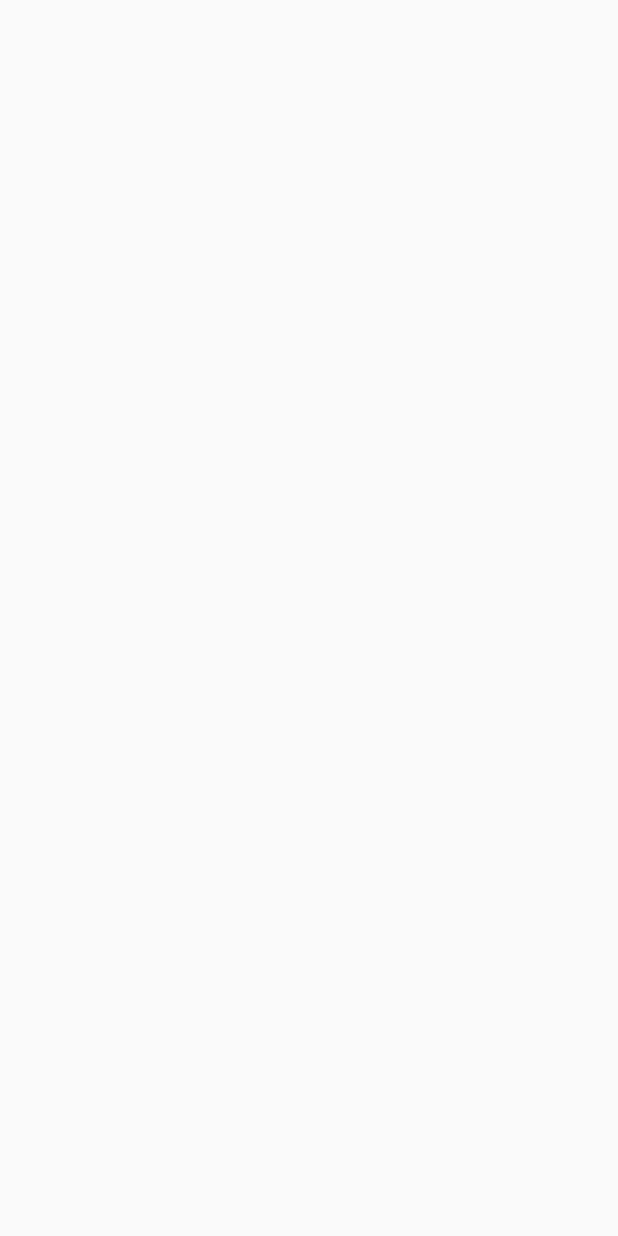
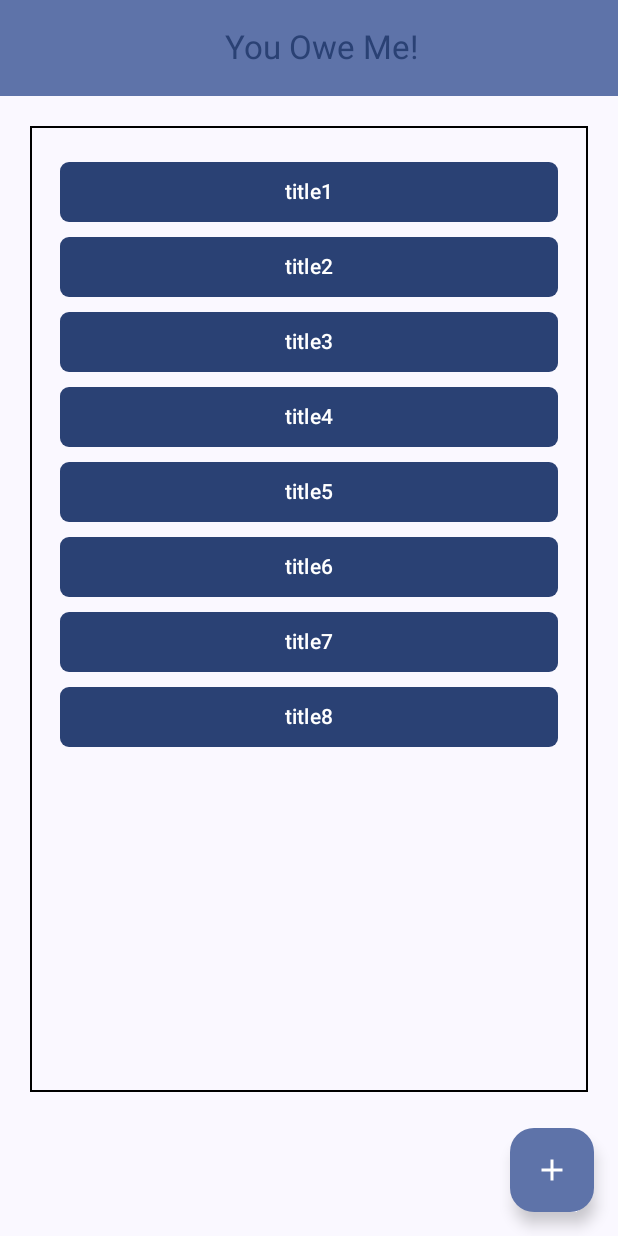
Before and after one commit to Pepsin01/YouOweMe, an Android app built with Jetpack Compose: the screen it shows after launch (MainActivity), on a phone screen of 412 x 824 dp. Before the commit the screen is empty. Run offline under Robolectric (Android 15) with nearby library versions, the phone set to English and light mode, and no system bars.

Commit message:
made ui, view model binding using state flow + todos what shall be done

```diff
--- a/app/src/main/java/com/youoweme/MainActivity.kt
+++ b/app/src/main/java/com/youoweme/MainActivity.kt
@@ -1,5 +1,7 @@
 package com.youoweme
 
+import EventView
+import HomeScreenView
 import android.os.Bundle
 import androidx.activity.ComponentActivity
 import androidx.activity.compose.setContent
@@ -20,7 +22,6 @@ class MainActivity : ComponentActivity() {
     override fun onCreate(savedInstanceState: Bundle?) {
         super.onCreate(savedInstanceState)
 
-
         setContent {
             YouOweMeTheme {
                 App()
@@ -28,7 +29,6 @@ class MainActivity : ComponentActivity() {
         }
     }
 }
-
 
 @Composable
 fun App() {
@@ -40,7 +40,7 @@ fun App() {
             ) {
             val homeScreenViewModel = HomeScreenViewModel(EventsRepository(EventsDataSource())) //TODO: inject all using DI
 
-            HomeScreen(
+            HomeScreenView(
                 onNavigateToEvent = { eventId -> navController.navigate("eventView/$eventId") },
                 homeScreenViewModel = homeScreenViewModel
             )
@@ -54,6 +54,8 @@ fun App() {
 
             val eventsRepository = EventsRepository(EventsDataSource()) //TODO: inject all using DI
             val event: Event = eventsRepository.fetchEvent(eventId)
+                ?: throw IllegalArgumentException("There is no event with id of $eventId")
+
             val eventViewModel = EventViewModel(event)
 
             EventView(
@@ -63,11 +65,3 @@ fun App() {
         }
     }
 }
-
-@Composable
-fun HomeScreen(onNavigateToEvent: (eventId: Int) -> Unit, homeScreenViewModel: HomeScreenViewModel) {
-}
-
-@Composable
-fun EventView(onNavigateToHomeScreen: () -> Unit, eventViewModel: EventViewModel) {
-}
--- a/app/src/main/java/com/youoweme/model/Event.kt
+++ b/app/src/main/java/com/youoweme/model/Event.kt
@@ -1,43 +1,29 @@
 package com.youoweme.model
 
-import kotlinx.coroutines.flow.Flow
-import kotlinx.coroutines.flow.flow
+//TODO: enhance model
 
 data class Event(
     val id: Int,
-    //TODO: Data put here
-)
+    val title: String
+    //TODO: add more data
+) {
+//    companion object {
+//        //TODO: set last id from db? Or completely better way of giving / having ids?
+//        var lastId: Int = 0
+//    }
 
-class EventsDataSource {
-
-    private val events: List<Event> = listOf(Event(0), Event(1), Event(2))
-
-    fun fetchEvents(): Flow<List<Event>> {
-        // TODO: get from db
-        return  flow {
-            // simulating live updates
-            emit(events.subList(0, 1))
-            emit(events)
-        }
-    }
-
-    fun fetchEvent(eventId: Int): Event {
-        if (eventId >= events.size || eventId < 0) {
-            throw IllegalArgumentException()
-        }
-
-        return events[eventId]
-    }
+    //val id: Int = lastId++;
 }
 
 class EventsRepository(
     private val eventsDataSource: EventsDataSource
 )
 {
-    fun fetchEvent(eventId: Int): Event {
+    fun fetchEvent(eventId: Int): Event? {
         return eventsDataSource.fetchEvent(eventId)
     }
 
-    val Events: Flow<List<Event>> =
-        eventsDataSource.fetchEvents()
+    fun fetchEvents(): List<Event> {
+        return eventsDataSource.fetchEvents()
+    }
 }
--- /dev/null
+++ b/app/src/main/java/com/youoweme/model/EventsDataSource.kt
@@ -0,0 +1,23 @@
+package com.youoweme.model
+
+class EventsDataSource {
+
+    private val events: List<Event> = listOf(
+        Event(0, "title1"),
+        Event(1, "title2"),
+        Event(2, "title3"),
+        Event(3, "title4"),
+        Event(4, "title5"),
+        Event(5, "title6"),
+        Event(6, "title7"),
+        Event(7, "title8"),
+    )
+
+    fun fetchEvents(): List<Event> {
+        return events;
+    }
+
+    fun fetchEvent(eventId: Int): Event? {
+        return events.firstOrNull { event -> event.id == eventId }
+    }
+}
--- a/app/src/main/java/com/youoweme/viewmodel/HomeScreenViewModel.kt
+++ b/app/src/main/java/com/youoweme/viewmodel/HomeScreenViewModel.kt
@@ -1,10 +1,34 @@
 package com.youoweme.viewmodel
 
 import androidx.lifecycle.ViewModel
+import com.youoweme.model.Event
 import com.youoweme.model.EventsRepository
+import kotlinx.coroutines.flow.MutableStateFlow
+import kotlinx.coroutines.flow.StateFlow
+import kotlinx.coroutines.flow.asStateFlow
+import kotlinx.coroutines.flow.update
+import java.util.Collections
+
+data class HomeScreenUiState(
+    var events: List<Event>
+)
 
 class HomeScreenViewModel(
     private val eventsRepository: EventsRepository
 ) : ViewModel() {
 
+    fun addEvent(event: Event) {
+        _uiState.update { currState ->
+            val newEvents = currState.events.toMutableList()
+            newEvents.add(event)
+            currState.copy(events = Collections.unmodifiableList(newEvents))
+        }
+    }
+
+    private val _uiState = MutableStateFlow(HomeScreenUiState(listOf()))
+    val uiState: StateFlow<HomeScreenUiState> = _uiState.asStateFlow()
+
+    init {
+        _uiState.value.events = eventsRepository.fetchEvents()
+    }
 }
--- /dev/null
+++ b/app/src/main/java/com/youoweme/views/HomeScreenView.kt
@@ -0,0 +1,116 @@
+import androidx.compose.foundation.border
+import androidx.compose.foundation.layout.Arrangement
+import androidx.compose.foundation.layout.Column
+import androidx.compose.foundation.layout.Row
+import androidx.compose.foundation.layout.fillMaxHeight
+import androidx.compose.foundation.layout.fillMaxWidth
+import androidx.compose.foundation.layout.height
+import androidx.compose.foundation.layout.padding
+import androidx.compose.foundation.lazy.LazyColumn
+import androidx.compose.foundation.lazy.items
+import androidx.compose.foundation.shape.RoundedCornerShape
+import androidx.compose.material.icons.Icons
+import androidx.compose.material.icons.filled.Add
+import androidx.compose.material3.Button
+import androidx.compose.material3.ExperimentalMaterial3Api
+import androidx.compose.material3.FloatingActionButton
+import androidx.compose.material3.Icon
+import androidx.compose.material3.MaterialTheme
+import androidx.compose.material3.Scaffold
+import androidx.compose.material3.Text
+import androidx.compose.material3.TopAppBar
+import androidx.compose.material3.TopAppBarDefaults
+import androidx.compose.runtime.Composable
+import androidx.compose.runtime.collectAsState
+import androidx.compose.runtime.getValue
+import androidx.compose.ui.Modifier
+import androidx.compose.ui.graphics.Color
+import androidx.compose.ui.text.style.TextAlign
+import androidx.compose.ui.tooling.preview.Preview
+import androidx.compose.ui.unit.dp
+import com.youoweme.model.Event
+import com.youoweme.model.EventsDataSource
+import com.youoweme.model.EventsRepository
+import com.youoweme.viewmodel.HomeScreenViewModel
+
+@OptIn(ExperimentalMaterial3Api::class)
+@Composable
+fun HomeScreenView(onNavigateToEvent: (eventId: Int) -> Unit, homeScreenViewModel: HomeScreenViewModel) {
+    val homeScreenUiState by homeScreenViewModel.uiState.collectAsState()
+
+    Scaffold(
+        topBar = {
+            TopAppBar(
+                colors = TopAppBarDefaults.topAppBarColors(
+                    containerColor = MaterialTheme.colorScheme.primaryContainer,
+                    titleContentColor = MaterialTheme.colorScheme.primary,
+                ),
+                title = {
+                    Text("You Owe Me!", textAlign = TextAlign.Center,
+                        modifier = Modifier
+                            .fillMaxWidth())
+                },
+            )
+        },
+        floatingActionButton = {
+            FloatingActionButton(onClick = {
+                //TODO: first show dialog create new event dialog, this should be done on dialog save
+                //TODO: how to sync ids nicely with db in the future?
+                val id: Int = homeScreenUiState.events.maxOf { event -> event.id } + 1
+
+                homeScreenViewModel.addEvent(Event(id, "newly added event"))
+            }) {
+                Icon(Icons.Default.Add, contentDescription = "Add")
+            }
+        }
+    ) { innerPadding ->
+        Column(
+            modifier = Modifier
+                .padding(innerPadding),
+            verticalArrangement = Arrangement.spacedBy(16.dp),
+        ) {
+            Row(modifier = Modifier
+                .fillMaxHeight(0.9F)
+                .padding(20.dp)
+                .border(1.dp, Color.Black)
+            ) {
+                LazyColumn(
+                    modifier = Modifier
+                        .fillMaxWidth()
+                        .padding(20.dp)) {
+                    items(homeScreenUiState.events) {event ->
+                        Row(
+                            modifier = Modifier
+                                .height(50.dp)
+                                .fillMaxWidth(),
+                        ) {
+                            Button(onClick = {
+                                // beware! Doesnt work on newly added events yet, problems with ids
+                                onNavigateToEvent(event.id)
+                            },
+                                modifier = Modifier
+                                    .fillParentMaxWidth(),
+                                shape = RoundedCornerShape(15)
+                            ) {
+                                Row {
+                                    Column {
+                                        Text(text = event.title)
+                                    }
+                                }
+                            }
+                        }
+                    }
+                }
+            }
+        }
+    }
+}
+
+@Preview
+@Composable
+fun HomeScreenViewPreview() {
+    HomeScreenView(
+        onNavigateToEvent = {},
+        homeScreenViewModel = HomeScreenViewModel(EventsRepository(EventsDataSource())) //TODO: inject all using DI
+    )
+}
```
Also changed, not shown: app/src/main/java/com/youoweme/viewmodel/EventViewModel.kt (+6 -1 lines), app/src/main/java/com/youoweme/views/EventView.kt (added, +15 -0 lines).
